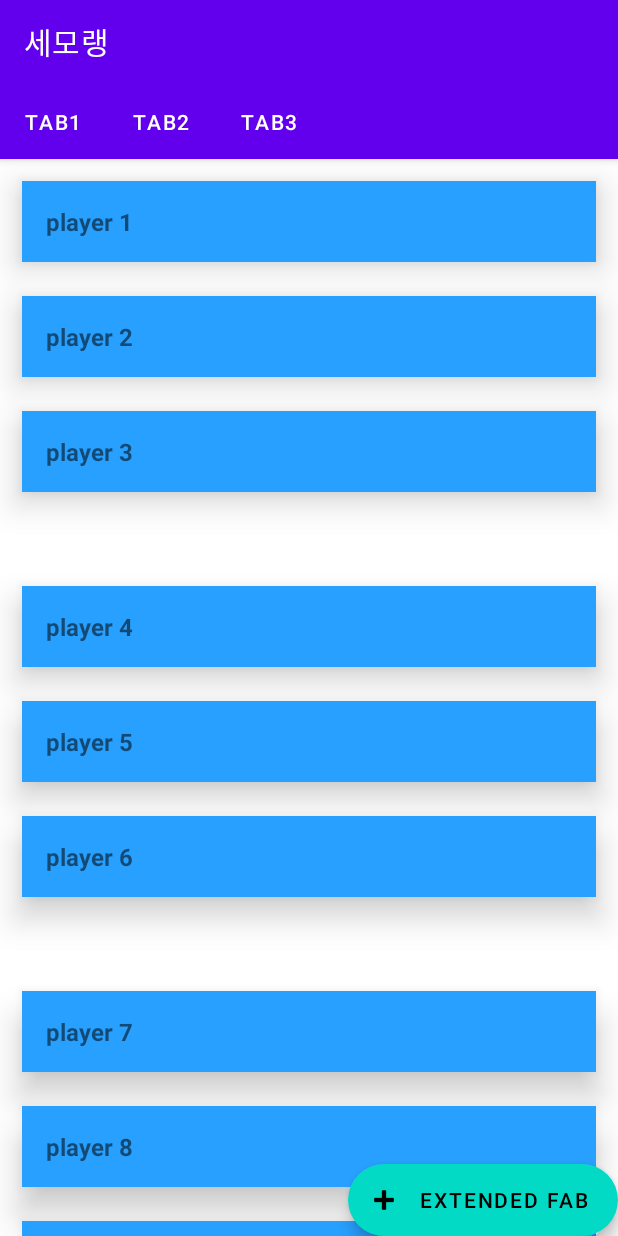
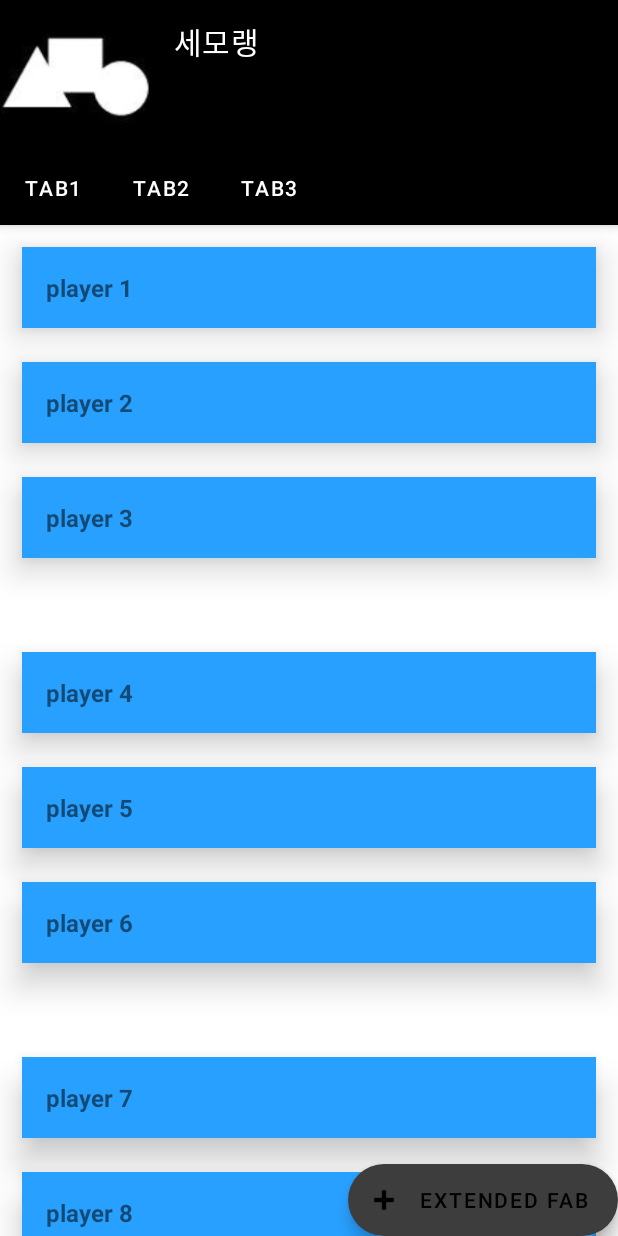
Before and after one commit to ksb0315/SemoProj, an Android app: the screen it shows after launch (MainActivity), on a phone screen of 412 x 824 dp. Run offline under Robolectric (Android 15) with nearby library versions, the phone set to English and light mode, and no system bars.

```diff
--- a/app/src/main/res/layout/activity_main.xml
+++ b/app/src/main/res/layout/activity_main.xml
@@ -14,11 +14,21 @@
             android:layout_width="match_parent"
             android:layout_height="wrap_content"
             android:theme="@style/ThemeOverlay.AppCompat.Dark.ActionBar">
+            <LinearLayout
+                android:layout_width="match_parent"
+                android:layout_height="wrap_content"
+                android:orientation="horizontal">
+                <ImageView
+                    android:layout_width="100dp"
+                    android:layout_height="100dp"
+                    android:src="@drawable/semo_ic"/>
                 <androidx.appcompat.widget.Toolbar
                     android:id="@+id/toolbar"
                     android:layout_width="match_parent"
                     android:layout_height="?attr/actionBarSize"
-            app:layout_collapseMode="pin"/>
+                    app:layout_collapseMode="pin"
+                    android:gravity="right|center_vertical"/>
+            </LinearLayout>
             <com.google.android.material.tabs.TabLayout
                 android:id="@+id/tabs"
                 android:layout_width="match_parent"
--- a/app/src/main/res/values-night/themes.xml
+++ b/app/src/main/res/values-night/themes.xml
@@ -2,12 +2,12 @@
     <!-- Base application theme. -->
     <style name="Theme.SemoProj" parent="Theme.MaterialComponents.DayNight.NoActionBar">
         <!-- Primary brand color. -->
-        <item name="colorPrimary">@color/purple_200</item>
-        <item name="colorPrimaryVariant">@color/purple_700</item>
-        <item name="colorOnPrimary">@color/black</item>
+        <item name="colorPrimary">@color/black</item>
+        <item name="colorPrimaryVariant">@color/black</item>
+        <item name="colorOnPrimary">@color/white</item>
         <!-- Secondary brand color. -->
-        <item name="colorSecondary">@color/teal_200</item>
-        <item name="colorSecondaryVariant">@color/teal_200</item>
+        <item name="colorSecondary">#3d3d3d</item>
+        <item name="colorSecondaryVariant">#808080</item>
         <item name="colorOnSecondary">@color/black</item>
         <!-- Status bar color. -->
         <item name="android:statusBarColor" tools:targetApi="l">?attr/colorPrimaryVariant</item>
--- a/app/src/main/res/values/themes.xml
+++ b/app/src/main/res/values/themes.xml
@@ -2,12 +2,12 @@
     <!-- Base application theme. -->
     <style name="Theme.SemoProj" parent="Theme.MaterialComponents.DayNight.NoActionBar">
         <!-- Primary brand color. -->
-        <item name="colorPrimary">@color/purple_500</item>
-        <item name="colorPrimaryVariant">@color/purple_700</item>
+        <item name="colorPrimary">@color/black</item>
+        <item name="colorPrimaryVariant">@color/black</item>
         <item name="colorOnPrimary">@color/white</item>
         <!-- Secondary brand color. -->
-        <item name="colorSecondary">@color/teal_200</item>
-        <item name="colorSecondaryVariant">@color/teal_700</item>
+        <item name="colorSecondary">#3d3d3d</item>
+        <item name="colorSecondaryVariant">#808080</item>
         <item name="colorOnSecondary">@color/black</item>
         <!-- Status bar color. -->
         <item name="android:statusBarColor" tools:targetApi="l">?attr/colorPrimaryVariant</item>
```
Also changed, not shown: app/src/main/res/drawable-v24/semo_ic.jpg (added). Lines whose indentation alone changed are shown as unchanged.
